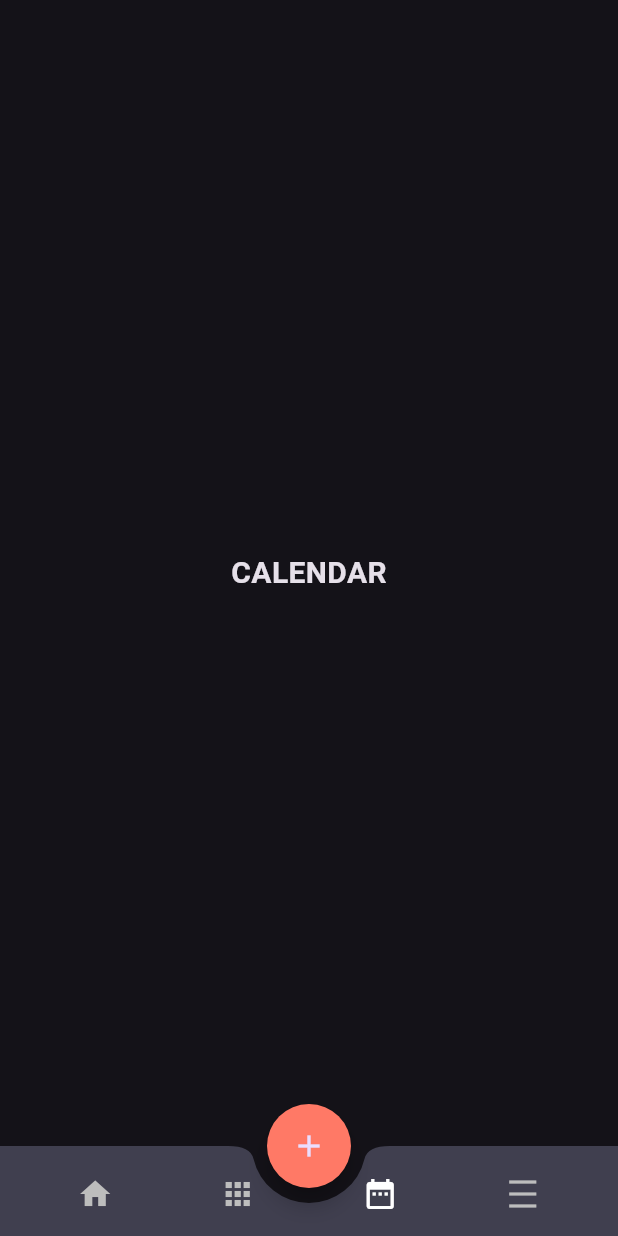
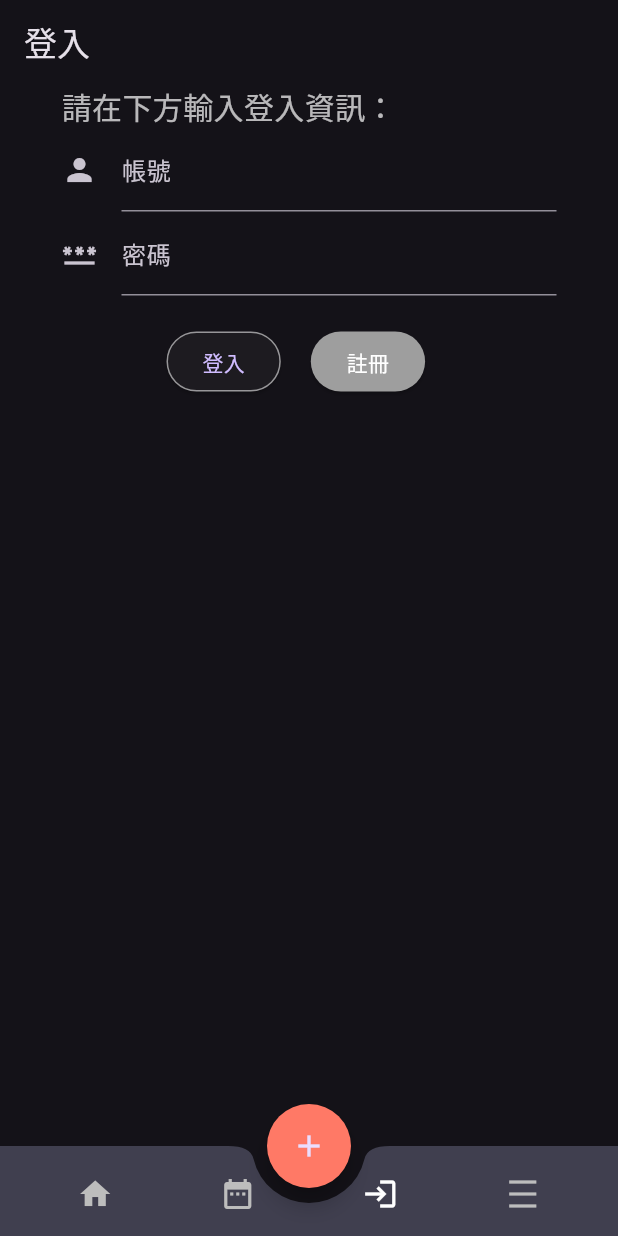
Before and after one commit to a3216lucy/app_test, a Flutter app: the screen it shows after launch, item 3 of the bottom bar chosen, on a phone screen of 412 x 824 dp. Run offline on Flutter 3.47's test engine with Material 2 defaults, Android fonts, the phone set to English and light mode, and no system bars; our stand-ins replace dio, flutter_riverpod, freezed_annotation, get_it, go_router; missing offline and left inert: flutter_inappwebview; network calls fail.

Commit message:
feat: 加入表單驗證

```diff
--- a/lib/router.dart
+++ b/lib/router.dart
@@ -1,10 +1,10 @@
-import 'package:app_test/src/pages/apps.dart';
 import 'package:app_test/src/pages/calendar.dart';
 import 'package:app_test/src/pages/home.dart';
 import 'package:app_test/src/pages/home/details.dart';
-import 'package:app_test/src/pages/kkbox_page.dart';
+import 'package:app_test/src/pages/home/kkbox.dart';
+import 'package:app_test/src/pages/home/register.dart';
+import 'package:app_test/src/pages/login.dart';
 import 'package:app_test/src/pages/setting.dart';
-import 'package:app_test/src/pages/test_page.dart';
 import 'package:app_test/src/widgets/scaffold_with_bottom_navigation_bar.dart';
 import 'package:flutter/material.dart';
 import 'package:go_router/go_router.dart';
@@ -43,35 +43,35 @@ final GoRouter router = GoRouter(
                 routes: [
                   // child route
                   GoRoute(
-                      path: 'detail',
-                      builder: (context, state) => const TestPage(),
-                      routes: [
-                        // child route
-                        GoRoute(
-                            path: ':index',
-                            builder: (context, state) {
-                              final index = int.tryParse(
-                                  state.pathParameters['index'] ?? '');
-                              return Details(index: index);
-                            }),
-                      ]),
+                    path: 'register',
+                    builder: (context, state) => const RegisterPage(),
+                  ),
+                  // child route
                   GoRoute(
                     path: 'kkboxPage',
                     builder: (context, state) =>
                         KkboxPage(url: (state.extra as FamilyUrl).url),
                   ),
+                  // child route
+                  GoRoute(
+                      path: ':index',
+                      builder: (context, state) {
+                        final index =
+                            int.tryParse(state.pathParameters['index'] ?? '');
+                        return Details(index: index);
+                      }),
                 ]),
             // second nav
-            GoRoute(
-              path: '/app',
-              parentNavigatorKey: _shellNavigatorKey,
-              builder: (context, state) => const Apps(),
-            ),
-            // third nav
             GoRoute(
               path: '/calendar',
               parentNavigatorKey: _shellNavigatorKey,
               builder: (context, state) => const Calendar(),
+            ),
+            // third nav
+            GoRoute(
+              path: '/login',
+              parentNavigatorKey: _shellNavigatorKey,
+              builder: (context, state) => const Login(),
             ),
             // the last nav
             GoRoute(
--- /dev/null
+++ b/lib/src/constants/regex.dart
@@ -0,0 +1,11 @@
+/// 正則表達式驗證器
+class RegexValidator {
+  final String pattern;
+
+  RegexValidator(this.pattern);
+
+  bool isValid(String value) {
+    final regExp = RegExp(pattern);
+    return regExp.hasMatch(value);
+  }
+}
--- a/lib/src/constants/route_path.dart
+++ b/lib/src/constants/route_path.dart
@@ -2,14 +2,14 @@
 class ScreenPaths {
   //home
   static String home() => '/home';
-  //detail
-  static String a() => '/home/detail';
-  //detailPage
-  static String detailPage({int? index}) => '/home/detail/$index';
+  //register
+  static String register() => '/home/register';
   //kkboxPage
   static String kkboxPage() => '/home/kkboxPage';
-  //app
-  static String app() => '/app';
+  //detailPage
+  static String detailPage({int? index}) => '/home/$index';
+  //login
+  static String login() => '/login';
   //calendar
   static String calendar() => '/calendar';
   //setting
--- a/lib/src/pages/calendar.dart
+++ b/lib/src/pages/calendar.dart
@@ -6,11 +6,17 @@ class Calendar extends StatelessWidget {
 
   @override
   Widget build(BuildContext context) {
-    return SafeArea(
-      child: Container(
-        alignment: Alignment.center,
-        child: const Text('CALENDAR',
-            style: TextStyle(fontWeight: FontWeight.bold, fontSize: 20)),
+    return Scaffold(
+      appBar: AppBar(title: const Text('CALENDAR')),
+      body: Center(
+        child: Column(
+          children: [
+            OutlinedButton(
+              onPressed: () {},
+              child: const Text('到 Detail 頁面'),
+            ),
+          ],
+        ),
       ),
     );
   }
--- /dev/null
+++ b/lib/src/pages/login.dart
@@ -0,0 +1,136 @@
+import 'package:app_test/src/constants/regex.dart';
+import 'package:app_test/src/constants/route_path.dart';
+import 'package:flutter/material.dart';
+import 'package:go_router/go_router.dart';
+
+/// 登入頁
+class Login extends StatefulWidget {
+  const Login({Key? key}) : super(key: key);
+
+  @override
+  State<Login> createState() => _LoginState();
+}
+
+class _LoginState extends State<Login> {
+  final _formKey = GlobalKey<FormState>();
+  // 監聽 account 輸入框
+  final accountController = TextEditingController();
+  // 監聽 password 輸入框
+  final passwordController = TextEditingController();
+
+  @override
+  void dispose() {
+    accountController.dispose();
+    passwordController.dispose();
+    super.dispose();
+  }
+
+  @override
+  Widget build(BuildContext context) {
+    return Scaffold(
+        appBar: AppBar(
+          title: const Text('登入'),
+        ),
+        body: Center(
+          child: SizedBox(
+            width: 330,
+            child: Form(
+              key: _formKey,
+              child: Column(children: <Widget>[
+                Container(
+                  alignment: Alignment.centerLeft,
+                  width: 330,
+                  child: const Text('請在下方輸入登入資訊：',
+                      textAlign: TextAlign.left,
+                      style: TextStyle(
+                          fontWeight: FontWeight.w500,
+                          fontSize: 20,
+                          color: Colors.white70)),
+                ),
+                //帳號
+                TextFormField(
+                  decoration: const InputDecoration(
+                    icon: Icon(Icons.person),
+                    hintText: 'Enter your account',
+                    labelText: '帳號',
+                  ),
+                  controller: accountController,
+                  //驗證器
+                  validator: (value) {
+                    if (value == null || value.isEmpty) {
+                      return '請輸入帳號';
+                    }
+                    if (!RegexValidator(
+                            r'^\w+((-\w+)|(\.\w+))*\@[A-Za-z0-9]+((\.|-)[A-Za-z0-9]+)*\.[A-Za-z]+$')
+                        .isValid(value)) {
+                      return '請輸入正確的帳號格式';
+                    }
+                    return null;
+                  },
+                  onChanged: (text) {
+                    print('First text field: $text');
+                  },
+                ),
+                //密碼
+                TextFormField(
+                  decoration: const InputDecoration(
+                    icon: Icon(Icons.password),
+                    hintText: 'Enter your password',
+                    labelText: '密碼',
+                  ),
+                  controller: passwordController,
+                  validator: (value) {
+                    if (value == null || value.isEmpty) {
+                      return '請輸入密碼';
+                    }
+                    return null;
+                  },
+                ),
+                //登入按鈕
+                Container(
+                  padding:
+                      const EdgeInsets.symmetric(vertical: 20, horizontal: 70),
+                  child: Row(
+                    children: [
+                      ElevatedButton(
+                        style: ElevatedButton.styleFrom(
+                            side: const BorderSide(
+                          width: 1.0,
+                          color: Colors.white54,
+                        )),
+                        onPressed: () {
+                          if (_formKey.currentState!.validate()) {
+                            ScaffoldMessenger.of(context).showSnackBar(
+                              SnackBar(
+                                  content: Column(
+                                children: [
+                                  Text('帳號：${accountController.text}'),
+                                  Text('密碼：${passwordController.text}'),
+                                  const Text('登入成功'),
+                                ],
+                              )),
+                            );
+                          }
+                        },
+                        child: const Text('登入'),
+                      ),
+                      const SizedBox(width: 20),
+                      ElevatedButton(
+                        style: ElevatedButton.styleFrom(
+                          backgroundColor: Colors.grey[500],
+                        ),
+                        onPressed: () {
+                          GoRouter.of(context).push(ScreenPaths.register());
+                        },
+                        child: const Text('註冊',
+                            style: TextStyle(color: Colors.white)),
+                      ),
+                    ],
+                  ),
+                ),
+              ]),
+            ),
+          ),
+        ));
+  }
+}
--- a/lib/src/widgets/scaffold_with_bottom_navigation_bar.dart
+++ b/lib/src/widgets/scaffold_with_bottom_navigation_bar.dart
@@ -28,14 +28,14 @@ class _MyHomePageState extends State<ScaffoldWithBottomNavigationBar> {
       initialLocation: '/home',
     ),
     MyCustomBottomNavBarItem(
-      icon: Icon(Icons.apps),
-      activeIcon: Icon(Icons.apps),
-      initialLocation: '/app',
-    ),
-    MyCustomBottomNavBarItem(
       icon: Icon(Icons.date_range),
       activeIcon: Icon(Icons.date_range),
       initialLocation: '/calendar',
+    ),
+    MyCustomBottomNavBarItem(
+      icon: Icon(Icons.login),
+      activeIcon: Icon(Icons.login),
+      initialLocation: '/login',
     ),
     MyCustomBottomNavBarItem(
       icon: Icon(Icons.density_medium),
@@ -47,8 +47,8 @@ class _MyHomePageState extends State<ScaffoldWithBottomNavigationBar> {
   // 底部導覽列項目列表
   final List<dynamic> _navItems = [
     NavItem(Icons.home, "首頁"),
-    NavItem(Icons.apps, "APP"),
     NavItem(Icons.date_range, "日曆"),
+    NavItem(Icons.login, "登入"),
     NavItem(Icons.density_medium, "設定"),
   ];
 
```
Also changed, not shown: lib/src/models/register_form.dart (added, +42 -0 lines), lib/src/pages/apps.dart (deleted, +0 -28 lines), lib/src/pages/home/kkbox.dart (renamed from lib/src/pages/kkbox_page.dart, +11 -11 lines), lib/src/pages/home/register.dart (added, +166 -0 lines), lib/src/pages/test_page.dart (deleted, +0 -13 lines).
